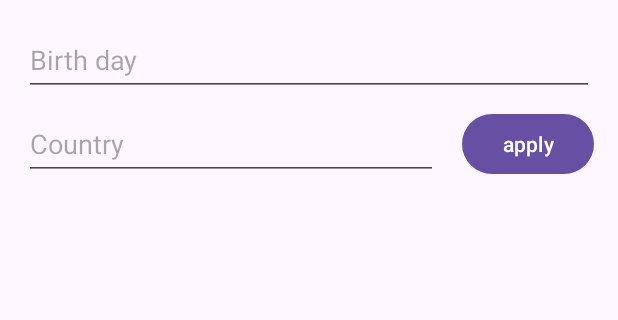
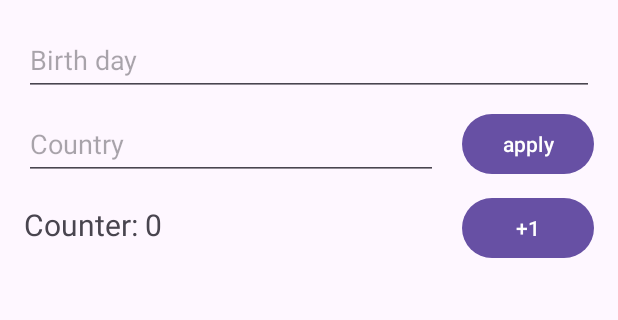
Before and after one commit to ignatiysss/first_last_name, an Android app: the screen it shows after launch (MainActivity), after a tap on "apply", on a phone screen of 412 x 824 dp, the part 84-404 px from its top. Run offline under Robolectric (Android 15) with nearby library versions, the phone set to English and light mode, and no system bars.

Commit message:
add counter

```diff
--- a/app/src/main/java/com/example/myapplication/MainActivity.kt
+++ b/app/src/main/java/com/example/myapplication/MainActivity.kt
@@ -4,6 +4,7 @@ import androidx.appcompat.app.AppCompatActivity
 import android.os.Bundle
 import android.widget.Button
 import android.widget.EditText
+import android.widget.TextView
 import android.widget.Toast
 
 class MainActivity : AppCompatActivity() {
@@ -12,12 +13,18 @@ class MainActivity : AppCompatActivity() {
         setContentView(R.layout.activity_main)
 
         val button = findViewById<Button>(R.id.buttonApply)
-        val editText = findViewById<EditText>(R.id.editCountry)
-
+        val firstName = findViewById<EditText>(R.id.editFirstName)
+        val lastName = findViewById<EditText>(R.id.editLastName)
+        val birthDay = findViewById<EditText>(R.id.editBirthDay)
+        val country = findViewById<EditText>(R.id.editCountry)
         button.setOnClickListener {
-            val text = editText.text.toString()
-
-            Toast.makeText(this, "Ти реально думав що мені буде не лінь писати логіку???", Toast.LENGTH_SHORT).show()
+            Toast.makeText(this, "Значить так ти ${firstName.text.toString()} ${lastName.text.toString()}, народився ${birthDay.text.toString()}, в ${country.text.toString()}", Toast.LENGTH_SHORT).show()
+        }
+        val buttonPlusOne = findViewById<Button>(R.id.buttonPlusOne)
+        var counter = 0
+        buttonPlusOne.setOnClickListener {
+            counter++
+            findViewById<TextView>(R.id.tvCounter).text = "Counter: $counter"
         }
     }
 }
--- a/app/src/main/res/layout/activity_main.xml
+++ b/app/src/main/res/layout/activity_main.xml
@@ -88,5 +88,29 @@
         app:layout_constraintStart_toEndOf="@+id/editCountry"
         app:layout_constraintTop_toBottomOf="@+id/editBirthDay" />
 
+    <TextView
+        android:id="@+id/tvCounter"
+        android:layout_width="0dp"
+        android:layout_height="wrap_content"
+        android:layout_marginStart="16dp"
+        android:layout_marginEnd="8dp"
+        android:text="@string/zero"
+        android:textSize="20sp"
+        app:layout_constraintBaseline_toBaselineOf="@+id/buttonPlusOne"
+        app:layout_constraintEnd_toStartOf="@+id/buttonPlusOne"
+        app:layout_constraintStart_toStartOf="parent" />
+
+    <Button
+        android:id="@+id/buttonPlusOne"
+        android:layout_width="wrap_content"
+        android:layout_height="wrap_content"
+        android:layout_marginStart="8dp"
+        android:layout_marginTop="8dp"
+        android:layout_marginEnd="16dp"
+        android:text="+1"
+        app:layout_constraintEnd_toEndOf="parent"
+        app:layout_constraintStart_toEndOf="@+id/tvCounter"
+        app:layout_constraintTop_toBottomOf="@+id/buttonApply" />
+
 
 </androidx.constraintlayout.widget.ConstraintLayout>
--- a/app/src/main/res/values/strings.xml
+++ b/app/src/main/res/values/strings.xml
@@ -6,4 +6,5 @@
     <string name="birth_day">Birth day</string>
     <string name="country">Country</string>
     <string name="apply">apply</string>
+    <string name="zero">Counter: 0</string>
 </resources>
```
